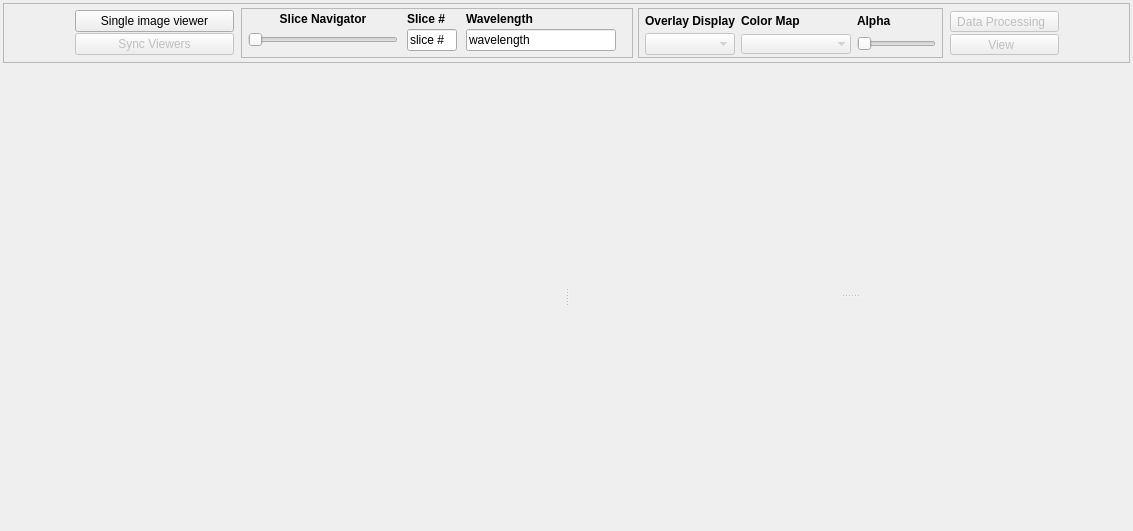
The window that cubeviz/layout.ui (spacetelescope/cubeviz) describes before a commit, drawn with Qt 5.
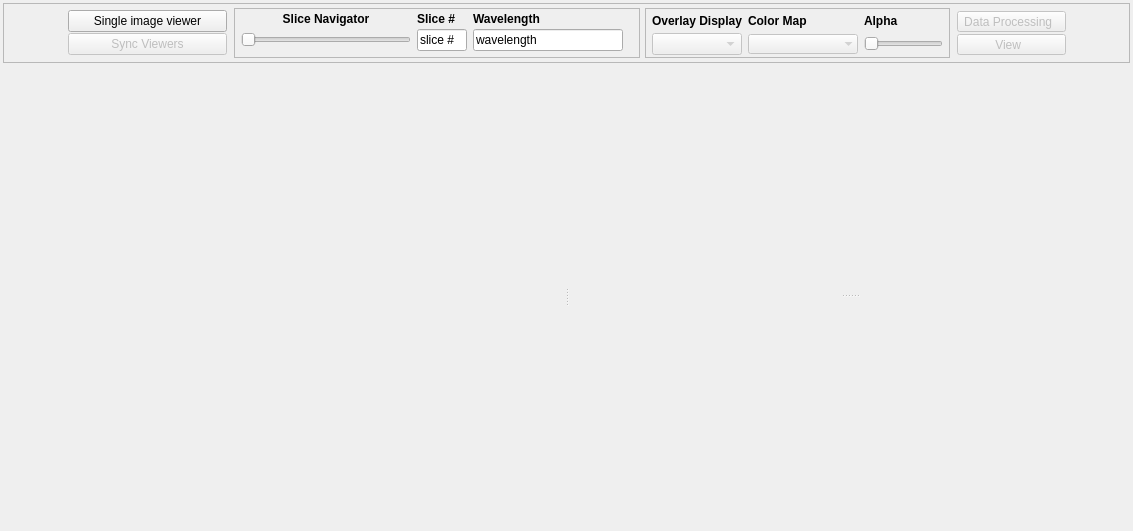
The same window after the commit. Custom widgets are drawn as their Qt base class.

Commit message: Make slider fixed width

Patch:
```diff
--- a/cubeviz/layout.ui
+++ b/cubeviz/layout.ui
@@ -356,7 +356,7 @@
               <number>2</number>
              </property>
              <property name="horizontalSpacing">
-              <number>9</number>
+              <number>6</number>
              </property>
              <property name="verticalSpacing">
               <number>0</number>
@@ -470,13 +470,13 @@
               <widget class="QSlider" name="slice_slider">
                <property name="minimumSize">
                 <size>
-                 <width>150</width>
+                 <width>170</width>
                  <height>0</height>
                 </size>
                </property>
                <property name="maximumSize">
                 <size>
-                 <width>300</width>
+                 <width>170</width>
                  <height>16777215</height>
                 </size>
                </property>
```
